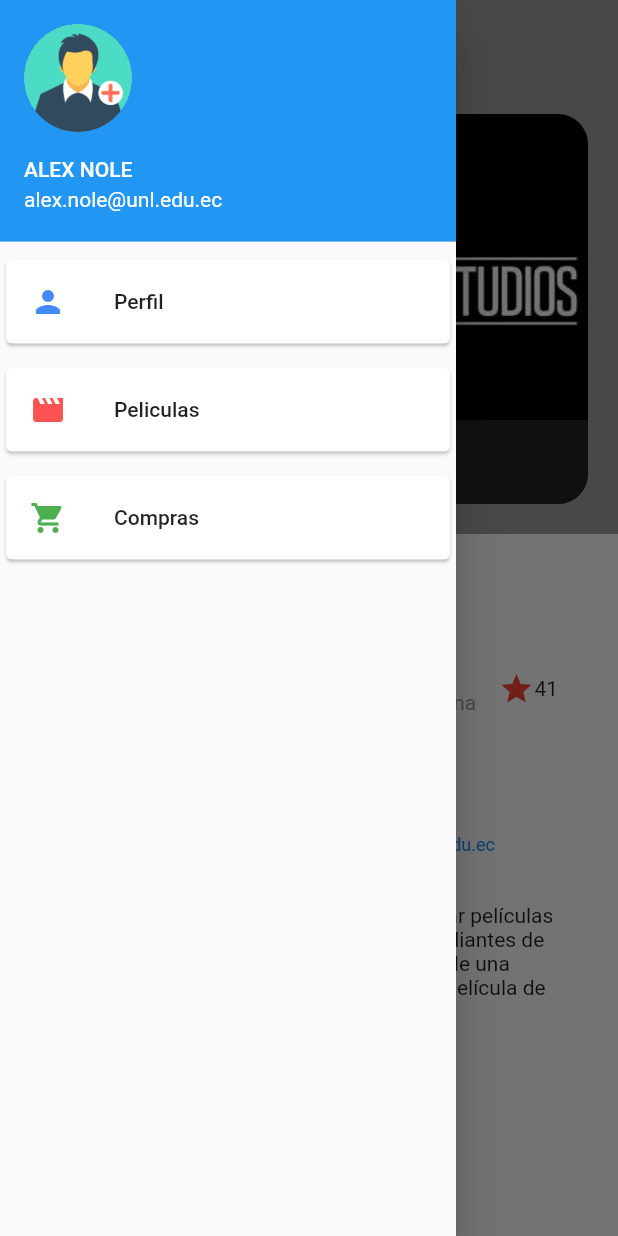
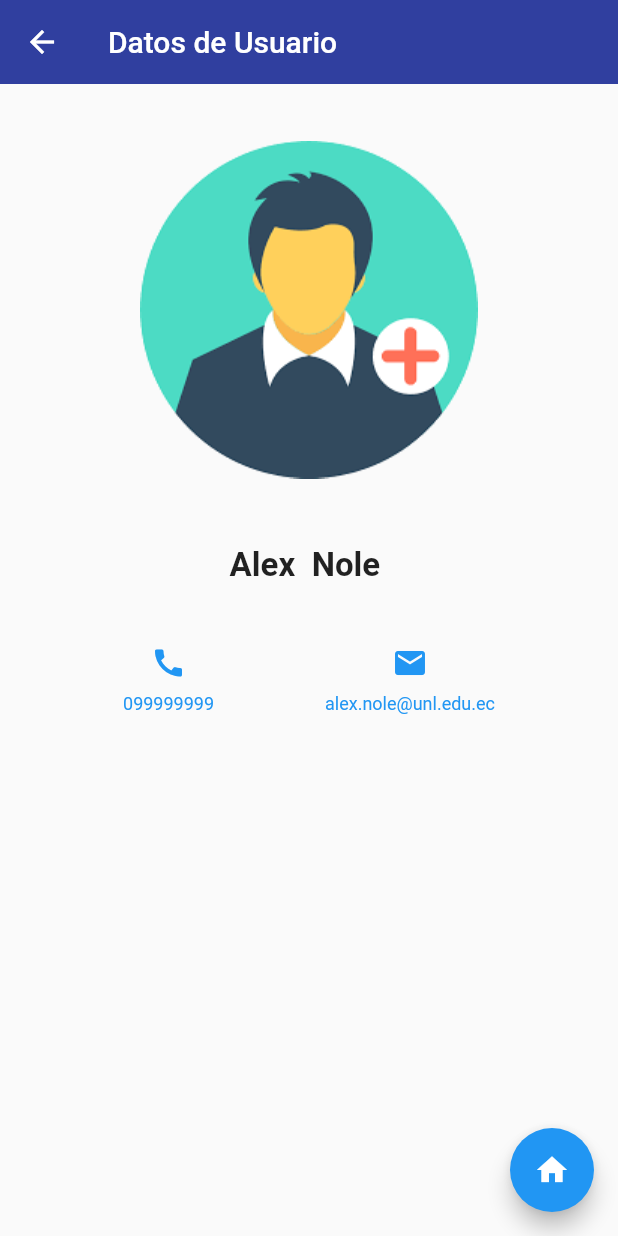
Before and after one commit to Noreal-16/Cine-Flutter, a Flutter app: the CineHome screen opened directly, in the side drawer, after a tap on "Perfil", on a phone screen of 412 x 824 dp. Run offline on Flutter 3.47's test engine with Material 2 defaults, Android fonts, the phone set to English and light mode, and no system bars; drawn by our look-alikes of carousel_pro; our stand-ins replace flip_card, font_awesome_flutter, get_it; project files that could hold a hidden picture were left out.

Commit message:
Prueba Final

```diff
--- a/lib/Views/Reservas.dart
+++ b/lib/Views/Reservas.dart
@@ -121,7 +121,7 @@ class NoteDelete extends StatelessWidget {
   Widget build(BuildContext context) {
     return AlertDialog(
       title: Text('Warning'),
-      content: Text('Are you sure you want to delete this note?'),
+      content: Text('Are you sure you want to delete this reservation?'),
       actions: <Widget>[
         FlatButton(
           child: Text('Yes'),
--- a/lib/Views/home.dart
+++ b/lib/Views/home.dart
@@ -1,5 +1,6 @@
 import 'package:carousel_pro/carousel_pro.dart';
 import 'package:cineloj_v1/Views/list_movies.dart';
+import 'package:cineloj_v1/Views/user.dart';
 import 'package:flutter/gestures.dart';
 import 'package:flutter/material.dart';
 
@@ -57,6 +58,7 @@ class CineHome extends StatelessWidget{
                     leading: Icon(Icons.person, color: Colors.blueAccent,),
                     title: Text('Perfil'),
                     onTap: (){
+                      Navigator.push(context, MaterialPageRoute(builder: (context)=> FormularioUsuario()));
 
                     },
                   ),
--- a/lib/Views/registro.dart
+++ b/lib/Views/registro.dart
@@ -31,14 +31,14 @@ class RegistroUsuario extends StatelessWidget{
           ),
         )
       ),
-        floatingActionButton: FloatingActionButton(
+       /* floatingActionButton: FloatingActionButton(
            onPressed: (){
 
             },
           tooltip: 'Help',
           child: Icon(Icons.help),
 
-    ),
+    ),*/
     );
   }
 }
--- /dev/null
+++ b/lib/Views/user.dart
@@ -0,0 +1,127 @@
+import 'package:flutter/material.dart';
+
+import 'home.dart';
+
+const AppbarColor = Color(0xFF303F9F);
+
+class ListMovie{
+  String id;
+  String Name;
+  DateTime DatePremiere;
+
+
+  ListMovie({this.id,this.Name,this.DatePremiere,});
+
+}
+
+class FormularioUsuario extends StatelessWidget {
+
+
+
+
+  String formatDateTime(DateTime dateTime) {
+    return '${dateTime.day}/${dateTime.month}/${dateTime.year}';
+  }
+
+  @override
+  Widget build(BuildContext context) {
+    Color color = Theme.of(context).primaryColor;
+    Widget buttonSection = Container(
+      child: Row(
+        mainAxisAlignment: MainAxisAlignment.spaceEvenly,
+        children: [
+          _buildButtonColumn(color, Icons.call, '099999999'),
+          _buildButtonColumn(color, Icons.email, 'alex.nole@unl.edu.ec'),
+          // _buildButtonColumn(color, Icons.share, 'SHARE'),
+
+        ],
+      ),
+    );
+
+    return Scaffold(
+        appBar: AppBar(
+            backgroundColor: AppbarColor,
+            elevation: 0.0,
+            title: Text('Datos de Usuario')),
+        floatingActionButton: FloatingActionButton(
+          onPressed: () {
+            Navigator.push(context, MaterialPageRoute(builder: (context)=>CineHome()));
+          },
+          child: Icon(Icons.home),
+        ),
+         body: Column(
+           children: <Widget>[
+             SizedBox(height: 30.0),
+             Padding(
+                 padding: const EdgeInsets.all(8.0),
+                 child: Column(
+                   children: <Widget>[
+                     Image.asset('assets/registro.png'),
+                     SizedBox(height: 13.0),
+                     titleSection,
+                     buttonSection,
+
+                   ],
+                 )
+             ),
+           ],
+           //child:
+         ),
+    );
+  }
+
+}
+
+Column _buildButtonColumn(Color color, IconData icon, String label) {
+  return Column(
+    mainAxisSize: MainAxisSize.min,
+    mainAxisAlignment: MainAxisAlignment.center,
+    children: [
+      Icon(icon, color: color),
+      Container(
+        margin: const EdgeInsets.only(top: 8),
+        child: Text(
+          label,
+          style: TextStyle(
+            fontSize: 12,
+            fontWeight: FontWeight.w400,
+            color: color,
+          ),
+        ),
+      ),
+    ],
+  );
+}
+
+
+
+
+Widget titleSection = Container(
+  padding: const EdgeInsets.all(32),
+  child: Row(
+    children: [
+      Expanded(
+        /*1*/
+        child: Column(
+          crossAxisAlignment: CrossAxisAlignment.start,
+          children: [
+            /*2*/
+            Center(
+              child: Container(
+                padding: const EdgeInsets.only(bottom: 8),
+                child: Text(
+                  'Alex  Nole ',
+                  style: TextStyle(
+                      fontWeight: FontWeight.bold,
+                      fontSize: 22
+                  ),
+                ),
+              ),
+            ),
+          ],
+        ),
+      ),
+
+    ],
+  ),
+);
```
